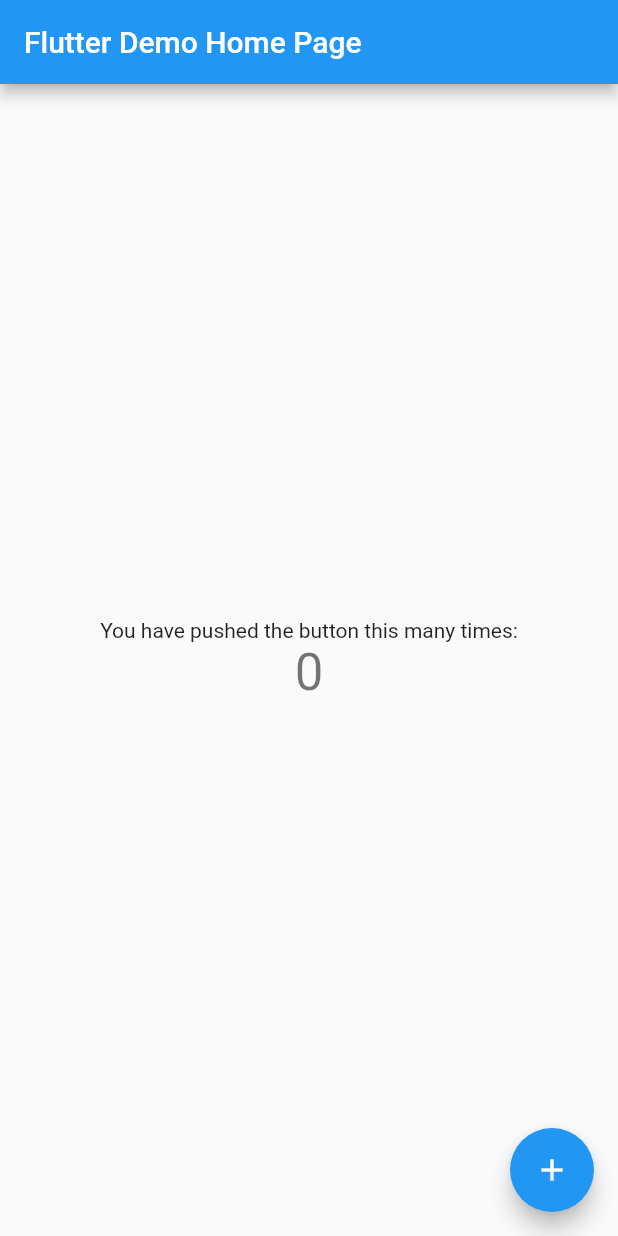
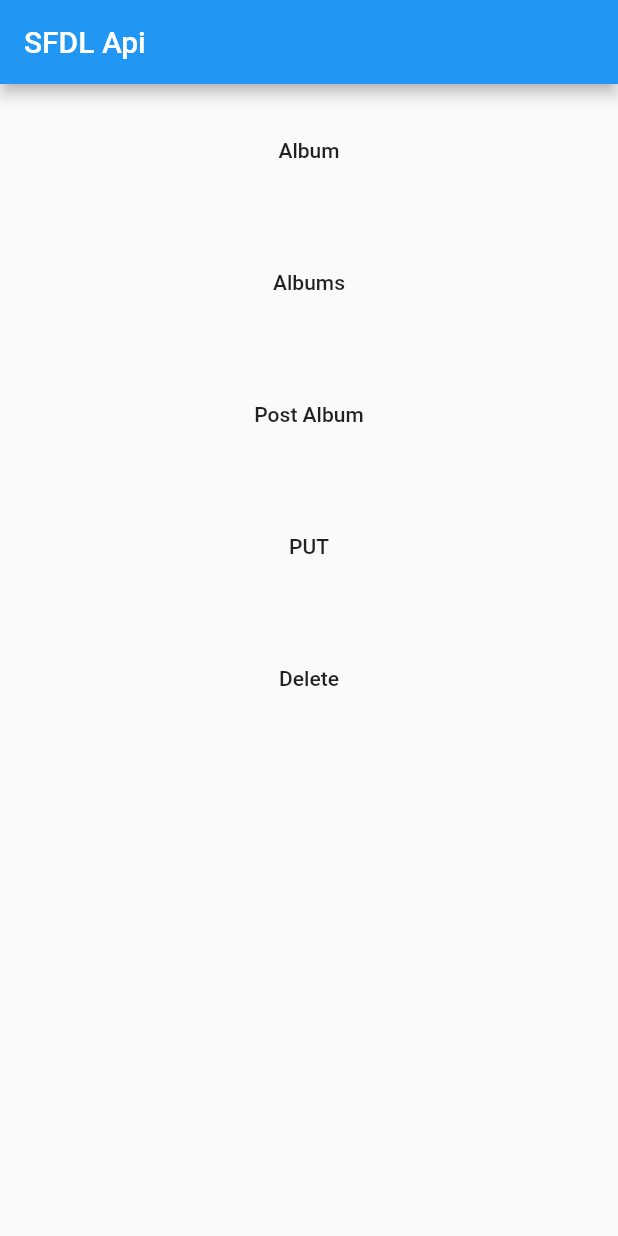
Before and after one commit to sabsab-yeng/sfd_api, a Flutter app: the screen it shows after launch, on a phone screen of 412 x 824 dp. Run offline on Flutter 3.47's test engine with Material 2 defaults, Android fonts, the phone set to English and light mode, and no system bars.

Commit message:
Create Post, GET, GETS api json

```diff
--- a/sfd_api/lib/main.dart
+++ b/sfd_api/lib/main.dart
@@ -1,4 +1,5 @@
 import 'package:flutter/material.dart';
+import 'package:sfd_api/ui/home_page.dart';
 
 void main() => runApp(MyApp());
 
@@ -7,105 +8,11 @@
   @override
   Widget build(BuildContext context) {
     return MaterialApp(
-      title: 'Flutter Demo',
       theme: ThemeData(
-        // This is the theme of your application.
-        //
-        // Try running your application with "flutter run". You'll see the
-        // application has a blue toolbar. Then, without quitting the app, try
-        // changing the primarySwatch below to Colors.green and then invoke
-        // "hot reload" (press "r" in the console where you ran "flutter run",
-        // or simply save your changes to "hot reload" in a Flutter IDE).
-        // Notice that the counter didn't reset back to zero; the application
-        // is not restarted.
         primarySwatch: Colors.blue,
       ),
-      home: MyHomePage(title: 'Flutter Demo Home Page'),
+      home: HomePage(),
+      debugShowCheckedModeBanner: false,
     );
   }
 }
-
-class MyHomePage extends StatefulWidget {
-  MyHomePage({Key key, this.title}) : super(key: key);
-
-  // This widget is the home page of your application. It is stateful, meaning
-  // that it has a State object (defined below) that contains fields that affect
-  // how it looks.
-
-  // This class is the configuration for the state. It holds the values (in this
-  // case the title) provided by the parent (in this case the App widget) and
-  // used by the build method of the State. Fields in a Widget subclass are
-  // always marked "final".
-
-  final String title;
-
-  @override
-  _MyHomePageState createState() => _MyHomePageState();
-}
-
-class _MyHomePageState extends State<MyHomePage> {
-  int _counter = 0;
-
-  void _incrementCounter() {
-    setState(() {
-      // This call to setState tells the Flutter framework that something has
-      // changed in this State, which causes it to rerun the build method below
-      // so that the display can reflect the updated values. If we changed
-      // _counter without calling setState(), then the build method would not be
-      // called again, and so nothing would appear to happen.
-      _counter++;
-    });
-  }
-
-  @override
-  Widget build(BuildContext context) {
-    // This method is rerun every time setState is called, for instance as done
-    // by the _incrementCounter method above.
-    //
-    // The Flutter framework has been optimized to make rerunning build methods
-    // fast, so that you can just rebuild anything that needs updating rather
-    // than having to individually change instances of widgets.
-    return Scaffold(
-      appBar: AppBar(
-        // Here we take the value from the MyHomePage object that was created by
-        // the App.build method, and use it to set our appbar title.
-        title: Text(widget.title),
-      ),
-      body: Center(
-        // Center is a layout widget. It takes a single child and positions it
-        // in the middle of the parent.
-        child: Column(
-          // Column is also a layout widget. It takes a list of children and
-          // arranges them vertically. By default, it sizes itself to fit its
-          // children horizontally, and tries to be as tall as its parent.
-          //
-          // Invoke "debug painting" (press "p" in the console, choose the
-          // "Toggle Debug Paint" action from the Flutter Inspector in Android
-          // Studio, or the "Toggle Debug Paint" command in Visual Studio Code)
-          // to see the wireframe for each widget.
-          //
-          // Column has various properties to control how it sizes itself and
-          // how it positions its children. Here we use mainAxisAlignment to
-          // center the children vertically; the main axis here is the vertical
-          // axis because Columns are vertical (the cross axis would be
-          // horizontal).
-          mainAxisAlignment: MainAxisAlignment.center,
-          children: <Widget>[
-            Text(
-              'You have pushed the button this many times:',
-            ),
-            Text(
-              '$_counter',
-              style: Theme.of(context).textTheme.headline4,
-            ),
-          ],
-        ),
-      ),
-      floatingActionButton: FloatingActionButton(
-        onPressed: _incrementCounter,
-        tooltip: 'Increment',
-        child: Icon(Icons.add),
-      ), // This trailing comma makes auto-formatting nicer for build methods.
-    );
-  }
-}
--- /dev/null
+++ b/sfd_api/lib/models/albums.dart
@@ -0,0 +1,15 @@
+class Albums {
+  final int userId;
+  final int id;
+  final String title;
+
+  Albums({this.id, this.title, this.userId});
+
+  factory Albums.fromJson(Map<String, dynamic> json) {
+    return Albums(
+      userId: json['userId'],
+      id: json['id'],
+      title: json['title'],
+    );
+  }
+}
--- /dev/null
+++ b/sfd_api/lib/services/api_service.dart
@@ -0,0 +1,53 @@
+import 'package:http/http.dart' as http;
+import 'package:sfd_api/models/albums.dart';
+import 'dart:convert';
+import 'dart:async';
+
+final url = "https://jsonplaceholder.typicode.com/albums";
+
+Future<Albums> fectData() async {
+  // return http.get('https://jsonplaceholder.typicode.com/albums/1');
+
+  final response = await http.get(url + '/1');
+
+  if (response.statusCode == 200) {
+    //if ther server did return a 200 Ok reponse
+    // then parse the Json
+    return Albums.fromJson(json.decode(response.body));
+  } else {
+    //if the server did not return a 200 Ok respone
+    //then throw an excetion
+    throw Exception('Fail to load data in album');
+  }
+}
+
+Future<List<Albums>> fectAllAlbums() async {
+  final response = await http.get(url);
+
+  if (response.statusCode == 200) {
+    List jsonResponse = json.decode(response.body);
+    return jsonResponse.map((album) => Albums.fromJson(album)).toList();
+  } else {
+    throw Exception('Fail to load data in album');
+  }
+}
+
+Future<Albums> insertAlbum(String title) async {
+  final http.Response response = await http.post(
+    url,
+    headers: <String, String>{
+      'Content-Type': 'application/json; charset=UTF-8',
+    },
+    body: jsonEncode(<String, String>{
+      'title': title,
+    }),
+  );
+
+  if (response.statusCode == 201) {
+    //if the server did return a 201 Posted response
+    //  the parse the json
+    return Albums.fromJson(json.decode(response.body));
+  } else {
+    throw Exception('Failed to create album.');
+  }
+}
--- /dev/null
+++ b/sfd_api/lib/ui/home_page.dart
@@ -0,0 +1,53 @@
+import 'package:flutter/material.dart';
+import 'package:sfd_api/ui/albums/album_page.dart';
+import 'package:sfd_api/ui/albums/albums_page.dart';
+
+import 'albums/post_album_page.dart';
+
+class HomePage extends StatefulWidget {
+  @override
+  _HomePageState createState() => _HomePageState();
+}
+
+class _HomePageState extends State<HomePage> {
+  @override
+  Widget build(BuildContext context) {
+    return Scaffold(
+      appBar: AppBar(
+        title: Text("SFDL Api"),
+      ),
+      body: SingleChildScrollView(
+        child: Center(
+          child: Container(
+            padding: EdgeInsets.all(20),
+            child: Column(
+              crossAxisAlignment: CrossAxisAlignment.center,
+              children: <Widget>[
+                FlatButton(child: Text("Album"),onPressed: (){
+                  Navigator.push(context, MaterialPageRoute(builder: (context)=> AlbumPage()));
+                },),
+                SizedBox(height: 40,),
+                 FlatButton(child: Text("Albums"),onPressed: (){
+                  Navigator.push(context, MaterialPageRoute(builder: (context)=> AlbumsPage()));
+                },),
+                SizedBox(height: 40,),
+                 FlatButton(child: Text("Post Album"),onPressed: (){
+                  Navigator.push(context, MaterialPageRoute(builder: (context)=> PostAlbumPage()));
+                },),
+                SizedBox(height: 40,),
+                 FlatButton(child: Text("PUT"),onPressed: (){
+                  Navigator.push(context, MaterialPageRoute(builder: (context)=> AlbumPage()));
+                },),
+                SizedBox(height: 40,),
+                 FlatButton(child: Text("Delete"),onPressed: (){
+                  Navigator.push(context, MaterialPageRoute(builder: (context)=> AlbumPage()));
+                },),
+                SizedBox(height: 40,),
+              ],
+            ),
+          ),
+        ),
+      ),
+    );
+  }
+}
--- a/sfd_api/pubspec.yaml
+++ b/sfd_api/pubspec.yaml
@@ -19,6 +19,7 @@
 dependencies:
   flutter:
     sdk: flutter
+  http: ^0.12.0+4
 
   # The following adds the Cupertino Icons font to your application.
   # Use with the CupertinoIcons class for iOS style icons.
```
Also changed, not shown: sfd_api/lib/ui/albums/album_page.dart (added, +41 -0 lines), sfd_api/lib/ui/albums/albums_page.dart (added, +55 -0 lines), sfd_api/lib/ui/albums/post_album_page.dart (added, +66 -0 lines).
